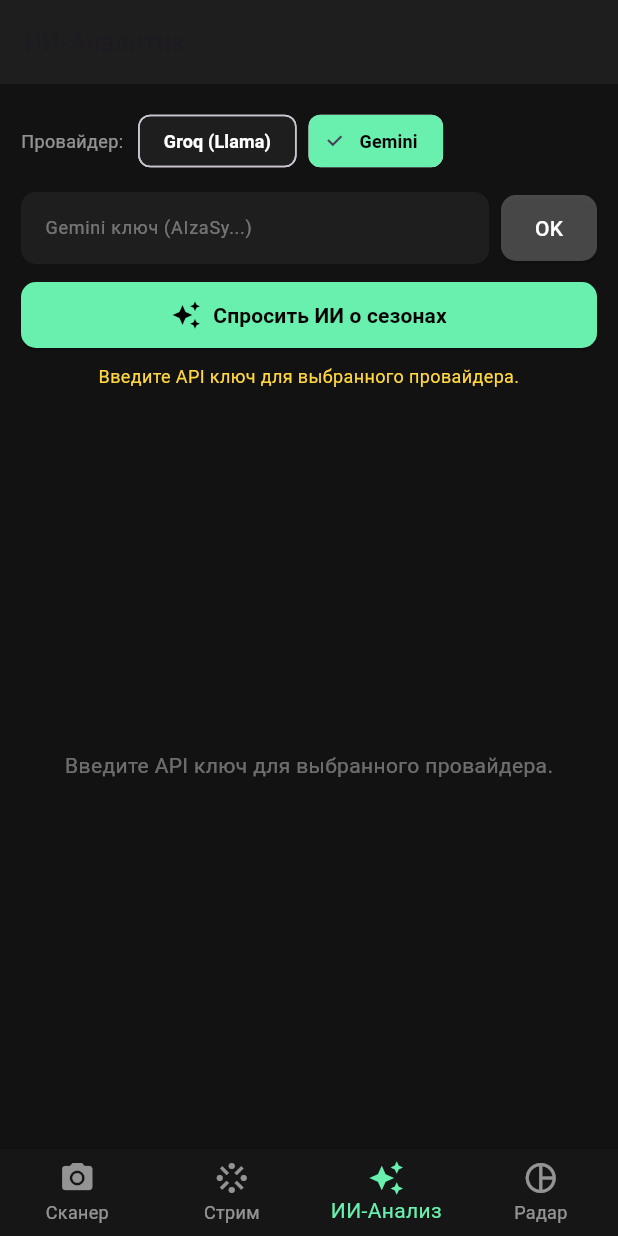
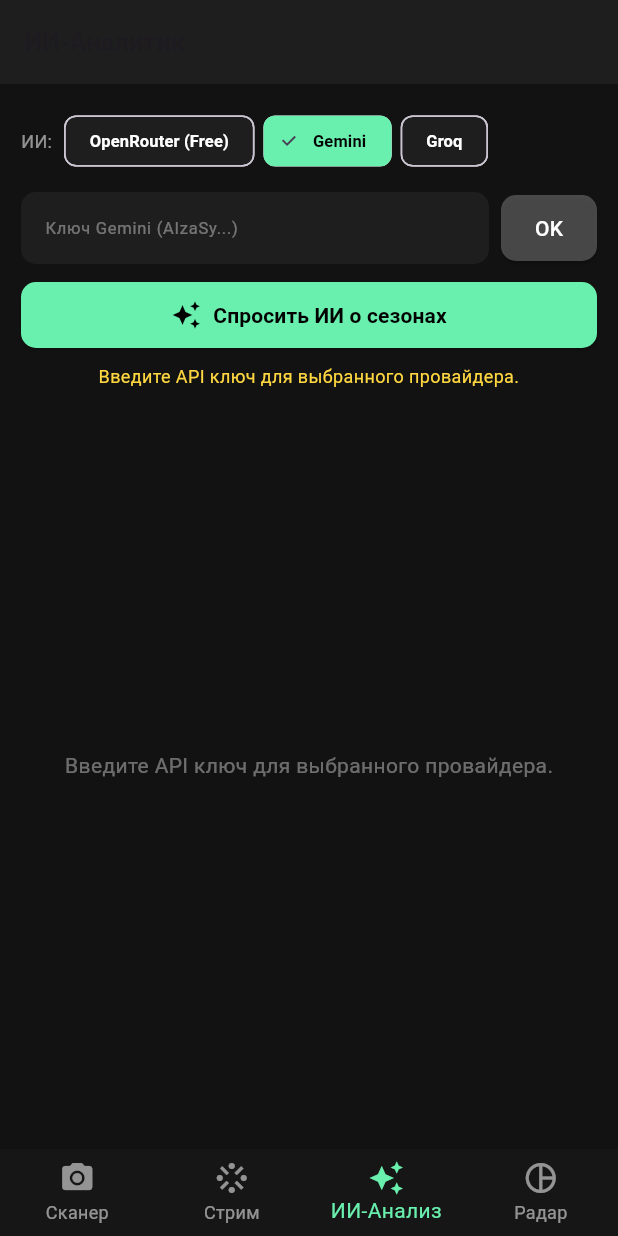
Before and after one commit to ETalking12/fh6-auction-scanner, a Flutter app: the screen it shows after launch, item 3 of the bottom bar chosen, after a tap on "Gemini", on a phone screen of 412 x 824 dp. Run offline on Flutter 3.47's test engine with Material 3 defaults, Android fonts, the light colour scheme and no system bars; our stand-ins replace camera, shared_preferences; missing offline and left inert: flutter_tesseract_ocr; network calls fail.

Commit message:
Update main.dart

````diff
--- a/lib/main.dart
+++ b/lib/main.dart
@@ -52,12 +52,12 @@
       };
 
   factory WatchlistItem.fromMap(Map<String, dynamic> map) => WatchlistItem(
-        id: map["id"] ?? "",
-        name: map["name"] ?? "Неизвестно",
-        buyPrice: map["buyPrice"] ?? 0,
-        targetPrice: map["targetPrice"] ?? 20000000,
-        status: map["status"] ?? "HOLD",
-        dateAdded: map["dateAdded"] ?? "",
+        id: map["id"]?.toString() ?? "",
+        name: map["name"]?.toString() ?? "Неизвестно",
+        buyPrice: (map["buyPrice"] as num?)?.toInt() ?? 0,
+        targetPrice: (map["targetPrice"] as num?)?.toInt() ?? 20000000,
+        status: map["status"]?.toString() ?? "HOLD",
+        dateAdded: map["dateAdded"]?.toString() ?? "",
       );
 }
 
@@ -84,9 +84,11 @@
     if (raw != null) {
       try {
         final List decoded = jsonDecode(raw);
+        if (mounted) {
           setState(() {
             _portfolio = decoded.map((e) => WatchlistItem.fromMap(e)).toList();
           });
+        }
       } catch (e) {
         debugPrint("Ошибка загрузки портфеля: $e");
       }
@@ -161,14 +163,14 @@
 class _SmartAdvisorTabState extends State<SmartAdvisorTab> {
   final TextEditingController _keyController = TextEditingController();
 
-  String _selectedProvider = "groq";
+  String _selectedProvider = "openrouter";
   String _geminiKey = "";
   String _groqKey = "";
+  String _openRouterKey = "";
 
   bool _isAnalyzing = false;
   String _statusMessage = "";
   Map<String, dynamic>? _structuredData;
-  String? _rawAnalysisFallback;
   String _lastUpdatedTime = "";
 
   @override
@@ -177,21 +179,37 @@
     _loadState();
   }
 
+  @override
+  void dispose() {
+    _keyController.dispose();
+    super.dispose();
+  }
+
   Future<void> _loadState() async {
     final prefs = await SharedPreferences.getInstance();
-    final provider = prefs.getString("ai_provider_selection") ?? "groq";
+    final provider = prefs.getString("ai_provider_selection") ?? "openrouter";
     final gKey = (prefs.getString("gemini_user_api_key") ?? "").trim();
     final rKey = (prefs.getString("groq_user_api_key") ?? "").trim();
+    final oKey = (prefs.getString("openrouter_user_api_key") ?? "").trim();
 
     final cachedJson = prefs.getString("ai_season_analysis_json");
-    final cachedRaw = prefs.getString("ai_season_analysis_raw");
     final updated = prefs.getString("ai_season_analysis_time") ?? "";
 
+    if (!mounted) return;
     setState(() {
       _selectedProvider = provider;
       _geminiKey = gKey;
       _groqKey = rKey;
-      _keyController.text = (provider == "gemini") ? gKey : rKey;
+      _openRouterKey = oKey;
+
+      if (provider == "gemini") {
+        _keyController.text = gKey;
+      } else if (provider == "groq") {
+        _keyController.text = rKey;
+      } else {
+        _keyController.text = oKey;
+      }
+
       _lastUpdatedTime = updated;
 
       if (cachedJson != null) {
@@ -199,15 +217,19 @@
           _structuredData = jsonDecode(cachedJson);
         } catch (_) {}
       }
-      _rawAnalysisFallback = cachedRaw;
 
-      if (_structuredData == null && _rawAnalysisFallback == null) {
-        _statusMessage = ((provider == "gemini" && gKey.isEmpty) ||
-                (provider == "groq" && rKey.isEmpty))
+      if (_structuredData == null) {
+        _statusMessage = _getCurrentKey().isEmpty
             ? "Введите API ключ для выбранного провайдера."
             : "Нажмите кнопку, чтобы получить детальный анализ сезона.";
       }
     });
+  }
+
+  String _getCurrentKey() {
+    if (_selectedProvider == "gemini") return _geminiKey;
+    if (_selectedProvider == "groq") return _groqKey;
+    return _openRouterKey;
   }
 
   Future<void> _saveApiKey() async {
@@ -217,11 +239,15 @@
     if (_selectedProvider == "gemini") {
       await prefs.setString("gemini_user_api_key", key);
       setState(() => _geminiKey = key);
-    } else {
+    } else if (_selectedProvider == "groq") {
       await prefs.setString("groq_user_api_key", key);
       setState(() => _groqKey = key);
+    } else {
+      await prefs.setString("openrouter_user_api_key", key);
+      setState(() => _openRouterKey = key);
     }
 
+    if (!mounted) return;
     FocusScope.of(context).unfocus();
     ScaffoldMessenger.of(context).showSnackBar(
       const SnackBar(content: Text("Ключ сохранен в памяти устройства"), duration: Duration(seconds: 2)),
@@ -231,44 +257,51 @@
   Future<void> _switchProvider(String? provider) async {
     if (provider == null || provider == _selectedProvider) return;
 
-    // Сохраняем текущий набранный текст перед переключением
     final currentInput = _keyController.text.trim();
     final prefs = await SharedPreferences.getInstance();
 
-    if (_selectedProvider == "gemini" && currentInput.isNotEmpty) {
+    if (_selectedProvider == "gemini") {
       _geminiKey = currentInput;
       await prefs.setString("gemini_user_api_key", currentInput);
-    } else if (_selectedProvider == "groq" && currentInput.isNotEmpty) {
+    } else if (_selectedProvider == "groq") {
       _groqKey = currentInput;
       await prefs.setString("groq_user_api_key", currentInput);
+    } else {
+      _openRouterKey = currentInput;
+      await prefs.setString("openrouter_user_api_key", currentInput);
     }
 
     await prefs.setString("ai_provider_selection", provider);
 
+    if (!mounted) return;
     setState(() {
       _selectedProvider = provider;
-      _keyController.text = (provider == "gemini") ? _geminiKey : _groqKey;
+      if (provider == "gemini") {
+        _keyController.text = _geminiKey;
+      } else if (provider == "groq") {
+        _keyController.text = _groqKey;
+      } else {
+        _keyController.text = _openRouterKey;
+      }
     });
   }
 
-  Future<void> _saveAnalysisResult({required Map<String, dynamic> structured, required String raw}) async {
+  Future<void> _saveAnalysisResult(Map<String, dynamic> structured) async {
     final prefs = await SharedPreferences.getInstance();
     final nowStr =
         "${DateTime.now().day.toString().padLeft(2, '0')}.${DateTime.now().month.toString().padLeft(2, '0')} ${DateTime.now().hour.toString().padLeft(2, '0')}:${DateTime.now().minute.toString().padLeft(2, '0')}";
 
     await prefs.setString("ai_season_analysis_json", jsonEncode(structured));
-    await prefs.setString("ai_season_analysis_raw", raw);
     await prefs.setString("ai_season_analysis_time", nowStr);
 
+    if (!mounted) return;
     setState(() {
       _structuredData = structured;
-      _rawAnalysisFallback = null;
       _lastUpdatedTime = nowStr;
       _statusMessage = "";
     });
   }
 
-  // Расчет актуального сезона по четвергам 14:30 UTC
   String _determineCurrentSeason(Map<String, dynamic>? feedJson) {
     if (feedJson != null &&
         feedJson.containsKey("current_season") &&
@@ -276,7 +309,6 @@
       return feedJson["current_season"].toString().trim();
     }
 
-    // Точка отсчёта: 10 сентября 2026, 14:30 UTC = Старт серии 39, Сезон Summer
     final anchor = DateTime.utc(2026, 9, 10, 14, 30);
     final now = DateTime.now().toUtc();
     final diffMs = now.difference(anchor).inMilliseconds;
@@ -301,59 +333,33 @@
     }
   }
 
-  Future<String> _findActiveGroqModel(String apiKey) async {
-    try {
-      final uri = Uri.https('api.groq.com', '/openai/v1/models');
-      final res = await http.get(
-        uri,
-        headers: {
-          "Authorization": "Bearer $apiKey",
-          "Content-Type": "application/json"
-        },
-      ).timeout(const Duration(seconds: 8));
-
-      if (res.statusCode == 200) {
-        final data = jsonDecode(res.body);
-        final List models = data['data'] ?? [];
-        for (var m in models) {
-          final String id = m['id'] ?? '';
-          if (id.contains('instant') || id.contains('8b') || id.contains('versatile')) {
-            return id;
-          }
-        }
-      }
-    } catch (_) {}
-    return 'llama-3.1-8b-instant';
-  }
-
-  // Чистый извлекатель JSON из любого текста ответа нейросети
   Map<String, dynamic>? _extractJsonSafely(String rawText) {
     try {
       final match = RegExp(r'\{[\s\S]*\}').firstMatch(rawText);
       if (match != null) {
-        final candidate = match.group(0)!;
-        return jsonDecode(candidate) as Map<String, dynamic>;
+        final decoded = jsonDecode(match.group(0)!);
+        if (decoded is Map<String, dynamic>) return decoded;
       }
     } catch (_) {}
     return null;
   }
 
   Future<void> _runAutoAnalysis() async {
-    final currentKey = (_selectedProvider == "gemini" ? _geminiKey : _groqKey).trim();
+    final currentKey = _getCurrentKey().trim();
     if (currentKey.isEmpty) {
-      setState(() => _statusMessage = "Сначала сохраните API ключ для выбранного провайдера!");
+      setState(() => _statusMessage = "Сначала введите и сохраните API ключ!");
       return;
     }
 
     setState(() {
       _isAnalyzing = true;
-      _statusMessage = "Загрузка данных плейлиста...";
+      _statusMessage = "Загрузка официальных наград сезона...";
     });
 
     try {
       final feedRes = await http.get(Uri.parse(PLAYLIST_FEED_URL)).timeout(const Duration(seconds: 15));
       if (!mounted) return;
-      if (feedRes.statusCode != 200) throw Exception("Данные плейлиста недоступны (Код ${feedRes.statusCode})");
+      if (feedRes.statusCode != 200) throw Exception("Сервер наград недоступен (Код ${feedRes.statusCode})");
 
       final String rawFeedData = feedRes.body;
       Map<String, dynamic>? parsedFeed;
@@ -366,11 +372,11 @@
 
       final prompt = '''
 Ты — эксперт по аукционам Forza Horizon.
-ВАЖНО: ПРЯМО СЕЙЧАС В ИГРЕ ИДЕТ СЕЗОН: $calculatedSeason.
-Ниже официальный список наград сезона в JSON:
+ВАЖНО: В ИГРЕ СЕЙЧАС ИДЕТ СЕЗОН: $calculatedSeason.
+Ниже приведены официальные награды плейлиста в JSON:
 $rawFeedData
 
-Верни ответ ТОЛЬКО в валидном JSON (без кавычек ```json и без markdown):
+Верни ответ ТОЛЬКО в чистом JSON без кавычек ```json и markdown:
 {
   "current_season": "$calculatedSeason",
   "series_number": "Series $seriesNumber",
@@ -380,14 +386,41 @@
   "cars_40pts": [
     {"name": "Точное название", "season": "Summer/Autumn/Winter/Spring", "est_value": "Оценка CR"}
   ],
-  "trading_advice": "Стратегия для сезона $calculatedSeason: какие машины выкупать, когда продавать за 20M CR."
+  "trading_advice": "Стратегия для сезона $calculatedSeason: кого снайпить прямо сейчас, когда продавать за 20M CR."
 }
 ''';
 
       String? successfulText;
       String lastError = "";
 
-      if (_selectedProvider == "gemini") {
+      if (_selectedProvider == "openrouter") {
+        setState(() => _statusMessage = "Анализ через OpenRouter (Llama 3.3 Free)...");
+        final apiUrl = Uri.https('openrouter.ai', '/api/v1/chat/completions');
+
+        final aiRes = await http.post(
+          apiUrl,
+          headers: {
+            "Content-Type": "application/json",
+            "Authorization": "Bearer $currentKey",
+            "HTTP-Referer": "[https://github.com/ETalking12/fh6-auction-scanner](https://github.com/ETalking12/fh6-auction-scanner)",
+            "X-Title": "FH6 Scanner"
+          },
+          body: jsonEncode({
+            "model": "meta-llama/llama-3.3-70b-instruct:free",
+            "messages": [
+              {"role": "user", "content": prompt}
+            ],
+            "temperature": 0.2
+          }),
+        ).timeout(const Duration(seconds: 40));
+
+        if (aiRes.statusCode == 200) {
+          final jsonResult = jsonDecode(aiRes.body);
+          successfulText = jsonResult['choices']?[0]?['message']?['content'];
+        } else {
+          lastError = "Ошибка OpenRouter (HTTP ${aiRes.statusCode}): ${aiRes.body}";
+        }
+      } else if (_selectedProvider == "gemini") {
         final geminiModels = ['gemini-3.8-flash', 'gemini-2.5-flash', 'gemini-2.0-flash'];
 
         for (final modelName in geminiModels) {
@@ -433,10 +466,7 @@
           if (successfulText != null) break;
         }
       } else {
-        setState(() => _statusMessage = "Поиск активной модели Groq...");
-        final activeGroqModel = await _findActiveGroqModel(currentKey);
-
-        setState(() => _statusMessage = "Анализ через Groq ($activeGroqModel)...");
+        setState(() => _statusMessage = "Анализ через Groq...");
         final apiUrl = Uri.https('api.groq.com', '/openai/v1/chat/completions');
 
         final aiRes = await http.post(
@@ -446,7 +476,7 @@
             "Authorization": "Bearer $currentKey"
           },
           body: jsonEncode({
-            "model": activeGroqModel,
+            "model": "llama-3.1-8b-instant",
             "messages": [
               {"role": "user", "content": prompt}
             ],
@@ -468,9 +498,8 @@
         final parsed = _extractJsonSafely(successfulText);
         if (parsed != null) {
           parsed['current_season'] = calculatedSeason;
-          await _saveAnalysisResult(structured: parsed, raw: successfulText);
+          await _saveAnalysisResult(parsed);
         } else {
-          // Гарантированный фоллбэк: собираем структуру из исходного плейлиста
           final fallbackData = <String, dynamic>{
             "current_season": calculatedSeason,
             "series_number": "Series $seriesNumber",
@@ -488,7 +517,7 @@
             ],
             "trading_advice": successfulText.replaceAll(RegExp(r'[`*#{}]'), '').trim(),
           };
-          await _saveAnalysisResult(structured: fallbackData, raw: successfulText);
+          await _saveAnalysisResult(fallbackData);
         }
       } else {
         setState(() => _statusMessage = lastError.isNotEmpty ? lastError : "Не удалось получить ответ.");
@@ -525,12 +554,36 @@
         child: Column(
           crossAxisAlignment: CrossAxisAlignment.stretch,
           children: [
-            Row(
+            SingleChildScrollView(
+              scrollDirection: Axis.horizontal,
+              child: Row(
                 children: [
-                const Text("Провайдер:", style: TextStyle(color: Colors.white54, fontSize: 12)),
-                const SizedBox(width: 10),
+                  const Text("ИИ:", style: TextStyle(color: Colors.white54, fontSize: 12)),
+                  const SizedBox(width: 8),
                   ChoiceChip(
-                  label: const Text("Groq (Llama)", style: TextStyle(fontSize: 12)),
+                    label: const Text("OpenRouter (Free)", style: TextStyle(fontSize: 11)),
+                    selected: _selectedProvider == "openrouter",
+                    selectedColor: Colors.greenAccent,
+                    backgroundColor: const Color(0xFF1E1E1E),
+                    labelStyle: TextStyle(
+                        color: _selectedProvider == "openrouter" ? Colors.black : Colors.white,
+                        fontWeight: FontWeight.bold),
+                    onSelected: (val) => _switchProvider("openrouter"),
+                  ),
+                  const SizedBox(width: 6),
+                  ChoiceChip(
+                    label: const Text("Gemini", style: TextStyle(fontSize: 11)),
+                    selected: _selectedProvider == "gemini",
+                    selectedColor: Colors.greenAccent,
+                    backgroundColor: const Color(0xFF1E1E1E),
+                    labelStyle: TextStyle(
+                        color: _selectedProvider == "gemini" ? Colors.black : Colors.white,
+                        fontWeight: FontWeight.bold),
+                    onSelected: (val) => _switchProvider("gemini"),
+                  ),
+                  const SizedBox(width: 6),
+                  ChoiceChip(
+                    label: const Text("Groq", style: TextStyle(fontSize: 11)),
                     selected: _selectedProvider == "groq",
                     selectedColor: Colors.greenAccent,
                     backgroundColor: const Color(0xFF1E1E1E),
@@ -539,18 +592,8 @@
                         fontWeight: FontWeight.bold),
                     onSelected: (val) => _switchProvider("groq"),
                   ),
-                const SizedBox(width: 8),
-                ChoiceChip(
-                  label: const Text("Gemini", style: TextStyle(fontSize: 12)),
-                  selected: _selectedProvider == "gemini",
-                  selectedColor: Colors.greenAccent,
-                  backgroundColor: const Color(0xFF1E1E1E),
-                  labelStyle: TextStyle(
-                      color: _selectedProvider == "gemini" ? Colors.black : Colors.white,
-                      fontWeight: FontWeight.bold),
-                  onSelected: (val) => _switchProvider("gemini"),
+                ],
               ),
-              ],
             ),
             const SizedBox(height: 10),
             Row(
@@ -561,10 +604,12 @@
                     obscureText: true,
                     style: const TextStyle(color: Colors.white, fontSize: 13),
                     decoration: InputDecoration(
-                      hintText: _selectedProvider == "gemini"
-                          ? "Gemini ключ (AIzaSy...)"
-                          : "Groq ключ (gsk_...)",
-                      hintStyle: const TextStyle(color: Colors.white38, fontSize: 12),
+                      hintText: _selectedProvider == "openrouter"
+                          ? "Ключ OpenRouter (sk-or-v1-...)"
+                          : (_selectedProvider == "gemini"
+                              ? "Ключ Gemini (AIzaSy...)"
+                              : "Ключ Groq (gsk_...)"),
+                      hintStyle: const TextStyle(color: Colors.white38, fontSize: 11),
                       filled: true,
                       fillColor: const Color(0xFF1E1E1E),
                       contentPadding: const EdgeInsets.symmetric(horizontal: 12, vertical: 10),
@@ -610,12 +655,10 @@
             Expanded(
               child: _structuredData != null
                   ? _buildStructuredView(_structuredData!)
-                  : (_rawAnalysisFallback != null
-                      ? _buildFallbackView(_rawAnalysisFallback!)
                   : Center(
                       child: Text(
                           _statusMessage.isEmpty ? "Нет сохраненных данных" : _statusMessage,
-                              style: const TextStyle(color: Colors.white38)))),
+                          style: const TextStyle(color: Colors.white38))),
             ),
           ],
         ),
@@ -624,11 +667,11 @@
   }
 
   Widget _buildStructuredView(Map<String, dynamic> data) {
-    final season = data['current_season'] ?? "WINTER";
-    final series = data['series_number'] ?? "Series 39";
-    final advice = data['trading_advice'] ?? "";
-    final List cars20 = data['cars_20pts'] ?? [];
-    final List cars40 = data['cars_40pts'] ?? [];
+    final season = data['current_season']?.toString() ?? "WINTER";
+    final series = data['series_number']?.toString() ?? "Series 39";
+    final advice = data['trading_advice']?.toString() ?? "";
+    final List cars20 = (data['cars_20pts'] is List) ? data['cars_20pts'] : [];
+    final List cars40 = (data['cars_40pts'] is List) ? data['cars_40pts'] : [];
 
     return ListView(
       physics: const BouncingScrollPhysics(),
@@ -649,7 +692,7 @@
                 child: Column(
                   crossAxisAlignment: CrossAxisAlignment.start,
                   children: [
-                    Text(season.toString().toUpperCase(),
+                    Text(season.toUpperCase(),
                         style: const TextStyle(
                             color: Colors.white, fontWeight: FontWeight.bold, fontSize: 16)),
                     if (series.isNotEmpty)
@@ -720,10 +763,19 @@
     );
   }
 
-  Widget _buildCarCard(dynamic carMap, Color accentColor, String activeSeason) {
-    final name = carMap['name'] ?? "Автомобиль";
-    final val = carMap['est_value'] ?? "";
-    final carSeason = (carMap['season'] ?? "").toString();
+  Widget _buildCarCard(dynamic carData, Color accentColor, String activeSeason) {
+    String name = "Автомобиль";
+    String val = "";
+    String carSeason = "";
+
+    if (carData is Map) {
+      name = carData['name']?.toString() ?? "Автомобиль";
+      val = carData['est_value']?.toString() ?? "";
+      carSeason = carData['season']?.toString() ?? "";
+    } else if (carData is String) {
+      name = carData;
+    }
+
     final isCurrent = carSeason.toLowerCase().contains(activeSeason.toLowerCase());
 
     return Card(
@@ -767,20 +819,6 @@
                     fontWeight: FontWeight.bold,
                     fontSize: 12))
             : null,
-      ),
-    );
-  }
-
-  Widget _buildFallbackView(String text) {
-    return Container(
-      padding: const EdgeInsets.all(14),
-      decoration: BoxDecoration(
-          color: const Color(0xFF1E1E1E),
-          borderRadius: BorderRadius.circular(12),
-          border: Border.all(color: Colors.white12)),
-      child: SingleChildScrollView(
-        physics: const BouncingScrollPhysics(),
-        child: Text(text, style: const TextStyle(color: Colors.white70, fontSize: 13, height: 1.45)),
       ),
     );
   }
@@ -829,6 +867,7 @@
   }
 
   Future<void> _captureAndAnalyze() async {
+    if (!mounted) return;
     _isProcessing = true;
     try {
       final photo = await _controller!.takePicture();
@@ -844,7 +883,7 @@
   }
 
   void _processPrice(int price) {
-    if (price < 10000) return;
+    if (price < 10000 || !mounted) return;
     _observedHistory.putIfAbsent(_currentSlot, () => []).add(price);
     if (_observedHistory[_currentSlot]!.length > 20) _observedHistory[_currentSlot]!.removeAt(0);
 
````
Lines whose indentation alone changed are shown as unchanged.
